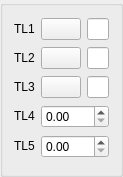
Qt form src/HEXABLOCKGUI/MyDlgRef/DlgRef_3Sel2Spin_QTD.ui (SalomePlatform/hexablock) before a commit.
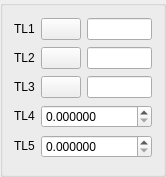
The same form after that commit. Custom widgets are drawn as their Qt base class.

The edit to the form file:
```diff
--- a/src/HEXABLOCKGUI/MyDlgRef/DlgRef_3Sel2Spin_QTD.ui
+++ b/src/HEXABLOCKGUI/MyDlgRef/DlgRef_3Sel2Spin_QTD.ui
@@ -149,8 +149,15 @@
         </property>
        </widget>
       </item>
-      <item row="3" column="1" colspan="2" >
-       <widget class="SalomeApp_DoubleSpinBox" name="SpinBox_DX" />
+      <item row="3" column="1" colspan="2">
+       <widget class="SalomeApp_DoubleSpinBox" name="SpinBox_DX">
+        <property name="decimals">
+         <number>6</number>
+        </property>
+        <property name="maximum">
+         <double>1000000000.000000000000000</double>
+        </property>
+       </widget>
       </item>
       <item row="4" column="0" >
        <widget class="QLabel" name="TextLabel5" >
@@ -168,15 +175,22 @@
         </property>
        </widget>
       </item>
-      <item row="4" column="1" colspan="2" >
-       <widget class="SalomeApp_DoubleSpinBox" name="SpinBox_DY" />
+      <item row="4" column="1" colspan="2">
+       <widget class="SalomeApp_DoubleSpinBox" name="SpinBox_DY">
+        <property name="decimals">
+         <number>6</number>
+        </property>
+        <property name="maximum">
+         <double>1000000000.000000000000000</double>
+        </property>
+       </widget>
       </item>
      </layout>
     </widget>
    </item>
   </layout>
  </widget>
- <layoutdefault spacing="6" margin="11" />
+ <layoutdefault spacing="6" margin="11"/>
  <pixmapfunction>qPixmapFromMimeSource</pixmapfunction>
  <customwidgets>
   <customwidget>
```
Left out of the diff: 135 changed lines with no effect on the pictures.
